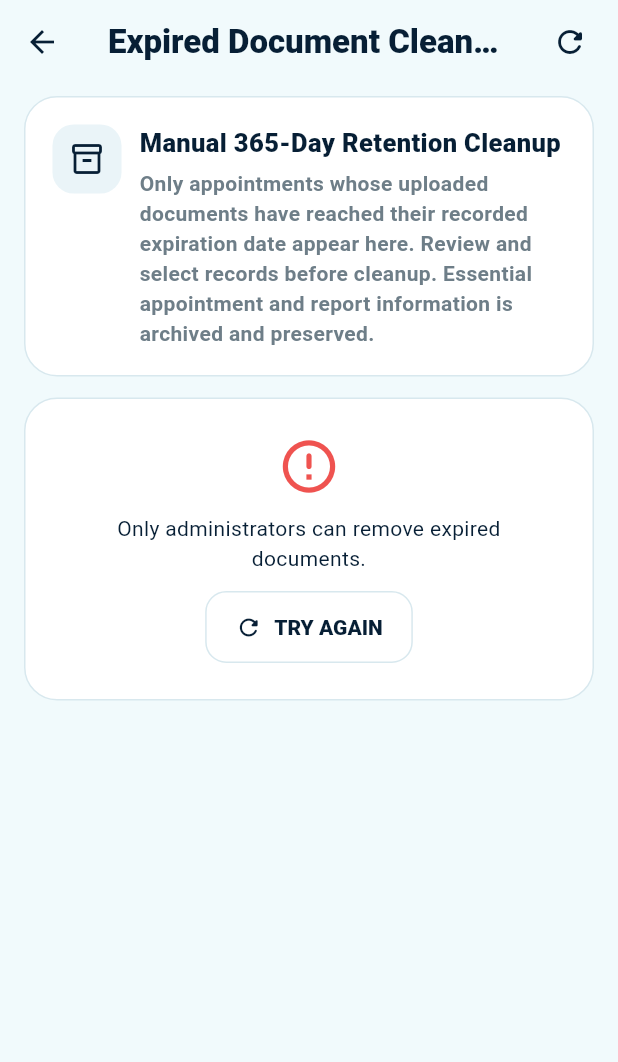
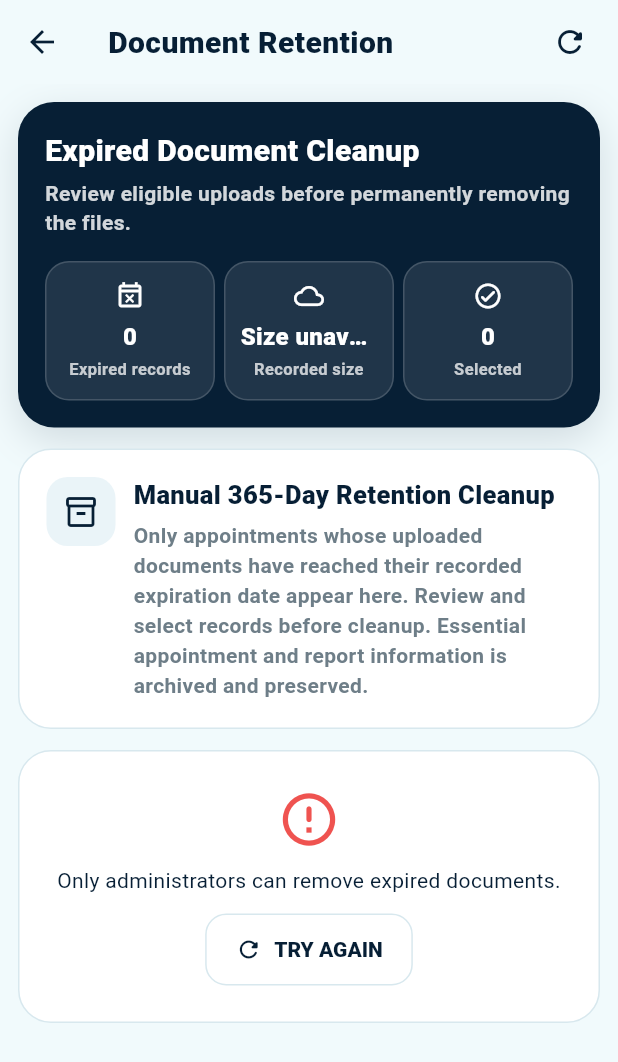
Before and after one commit to jastin213/Queue_Tracking_App, a Flutter app: the DocumentCleanupPage screen opened directly, on a phone screen of 412 x 824 dp. Shown: the top 1062 px of the screen. Run offline on Flutter 3.47's test engine with Material 3 defaults, Android fonts, the phone set to English and light mode, and no system bars; our stand-ins replace cloud_firestore, file_picker, firebase_auth, firebase_core, firebase_storage, flutter_tts and 5 more; missing offline and left inert: dart:js_interop, google_mlkit_text_recognition; accounts and stored records are empty.

Commit message:
final 6.2

```diff
--- a/lib/screens/document_cleanup.dart
+++ b/lib/screens/document_cleanup.dart
@@ -13,6 +13,7 @@ class DocumentCleanupPage extends StatefulWidget {
 class _DocumentCleanupPageState extends State<DocumentCleanupPage> {
   final DocumentRetentionCleanupService _cleanupService =
       DocumentRetentionCleanupService();
+  final ScrollController _scrollController = ScrollController();
 
   List<ExpiredDocumentCandidate> _candidates = const [];
   final Set<String> _selectedIds = <String>{};
@@ -31,6 +32,12 @@ class _DocumentCleanupPageState extends State<DocumentCleanupPage> {
   void initState() {
     super.initState();
     _loadExpiredDocuments();
+  }
+
+  @override
+  void dispose() {
+    _scrollController.dispose();
+    super.dispose();
   }
 
   Future<void> _loadExpiredDocuments() async {
@@ -403,110 +410,57 @@ class _DocumentCleanupPageState extends State<DocumentCleanupPage> {
     final allSelected =
         _candidates.isNotEmpty && _selectedIds.length == _candidates.length;
 
-    return Theme(
-      data: Theme.of(context).copyWith(
-        scaffoldBackgroundColor: _backgroundColor,
-        appBarTheme: AppBarTheme(
+    return Scaffold(
+      backgroundColor: _backgroundColor,
+      appBar: AppBar(
         backgroundColor: _backgroundColor,
         foregroundColor: _primaryColor,
+        surfaceTintColor: Colors.transparent,
         elevation: 0,
-        ),
-      ),
-      child: Scaffold(
-        appBar: AppBar(
         title: const Text(
-            'Expired Document Cleanup',
+          'Document Retention',
           style: TextStyle(fontWeight: FontWeight.w900),
         ),
         actions: [
           IconButton(
             tooltip: 'Refresh expired documents',
-              onPressed: _isLoading || _isCleaning
-                  ? null
-                  : _loadExpiredDocuments,
+            onPressed: _isLoading || _isCleaning ? null : _loadExpiredDocuments,
             icon: const Icon(Icons.refresh_rounded),
           ),
           const SizedBox(width: 8),
         ],
       ),
       body: SafeArea(child: _buildBody(allSelected)),
-        bottomNavigationBar: _selectedIds.isEmpty
-            ? null
-            : SafeArea(
-                child: Container(
-                  padding: const EdgeInsets.fromLTRB(16, 12, 16, 14),
-                  decoration: BoxDecoration(
-                    color: _cardColor,
-                    border: Border(top: BorderSide(color: _borderColor)),
-                  ),
-                  child: Center(
-                    child: ConstrainedBox(
-                      constraints: const BoxConstraints(maxWidth: 900),
-                      child: Row(
-                        children: [
-                          Expanded(
-                            child: Text(
-                              '${_selectedIds.length} selected • ${_formatBytes(_selectedBytes)}',
-                              style: TextStyle(
-                                color: _primaryColor,
-                                fontWeight: FontWeight.w800,
-                              ),
-                            ),
-                          ),
-                          ElevatedButton.icon(
-                            style: ElevatedButton.styleFrom(
-                              backgroundColor: Colors.red,
-                              foregroundColor: Colors.white,
-                              padding: const EdgeInsets.symmetric(
-                                horizontal: 18,
-                                vertical: 15,
-                              ),
-                            ),
-                            onPressed: _isCleaning ? null : _confirmAndClean,
-                            icon: _isCleaning
-                                ? const SizedBox(
-                                    width: 18,
-                                    height: 18,
-                                    child: CircularProgressIndicator(
-                                      strokeWidth: 2,
-                                      color: Colors.white,
-                                    ),
-                                  )
-                                : const Icon(Icons.delete_sweep_outlined),
-                            label: Text(
-                              _isCleaning ? 'CLEANING...' : 'CLEAN SELECTED',
-                            ),
-                          ),
-                        ],
-                      ),
-                    ),
-                  ),
-                ),
-              ),
-      ),
     );
   }
 
   Widget _buildBody(bool allSelected) {
     return LayoutBuilder(
       builder: (context, constraints) {
-        final horizontalPadding = constraints.maxWidth >= 900 ? 24.0 : 16.0;
+        final wide = constraints.maxWidth >= 720;
+        final horizontalPadding = wide ? 24.0 : 12.0;
         return RefreshIndicator(
           onRefresh: _loadExpiredDocuments,
+          child: Scrollbar(
+            controller: _scrollController,
+            thumbVisibility: wide,
             child: ListView(
+              controller: _scrollController,
               physics: const AlwaysScrollableScrollPhysics(),
               padding: EdgeInsets.fromLTRB(
                 horizontalPadding,
-              8,
+                12,
                 horizontalPadding,
-              28,
+                32,
               ),
               children: [
                 Center(
                   child: ConstrainedBox(
-                  constraints: const BoxConstraints(maxWidth: 900),
+                    constraints: const BoxConstraints(maxWidth: 1040),
                     child: Column(
                       children: [
+                        _buildPageSummary(wide),
+                        const SizedBox(height: 14),
                         _buildSafetyCard(),
                         const SizedBox(height: 14),
                         if (_isLoading)
@@ -517,6 +471,10 @@ class _DocumentCleanupPageState extends State<DocumentCleanupPage> {
                           _buildEmptyCard()
                         else ...[
                           _buildSelectionHeader(allSelected),
+                          if (_selectedIds.isNotEmpty) ...[
+                            const SizedBox(height: 10),
+                            _buildCleanupAction(wide),
+                          ],
                           const SizedBox(height: 10),
                           for (final candidate in _candidates) ...[
                             _buildCandidateCard(candidate),
@@ -541,8 +499,233 @@ class _DocumentCleanupPageState extends State<DocumentCleanupPage> {
                 ),
               ],
             ),
+          ),
         );
       },
+    );
+  }
+
+  Widget _buildPageSummary(bool wide) {
+    final totalBytes = _candidates.fold<int>(
+      0,
+      (total, candidate) => total + candidate.estimatedBytes,
+    );
+
+    final heading = Column(
+      crossAxisAlignment: CrossAxisAlignment.start,
+      children: [
+        Text(
+          'Expired Document Cleanup',
+          style: TextStyle(
+            color: Colors.white,
+            fontSize: wide ? 24 : 20,
+            fontWeight: FontWeight.w900,
+          ),
+        ),
+        const SizedBox(height: 5),
+        Text(
+          'Review eligible uploads before permanently removing the files.',
+          style: TextStyle(
+            color: Colors.white.withValues(alpha: 0.82),
+            height: 1.35,
+            fontWeight: FontWeight.w600,
+          ),
+        ),
+      ],
+    );
+
+    final metrics = <Widget>[
+      _summaryMetric(
+        Icons.event_busy_outlined,
+        _isLoading ? '—' : '${_candidates.length}',
+        'Expired records',
+      ),
+      _summaryMetric(
+        Icons.cloud_outlined,
+        _isLoading ? '—' : _formatBytes(totalBytes),
+        'Recorded size',
+      ),
+      _summaryMetric(
+        Icons.check_circle_outline_rounded,
+        '${_selectedIds.length}',
+        'Selected',
+      ),
+    ];
+
+    return Container(
+      width: double.infinity,
+      padding: EdgeInsets.all(wide ? 22 : 18),
+      decoration: BoxDecoration(
+        color: _primaryColor,
+        borderRadius: BorderRadius.circular(24),
+        boxShadow: [
+          BoxShadow(
+            color: _primaryColor.withValues(alpha: 0.14),
+            blurRadius: 22,
+            offset: const Offset(0, 8),
+          ),
+        ],
+      ),
+      child: wide
+          ? Row(
+              children: [
+                Expanded(flex: 4, child: heading),
+                const SizedBox(width: 24),
+                Expanded(
+                  flex: 6,
+                  child: Row(
+                    children: [
+                      for (var index = 0; index < metrics.length; index++) ...[
+                        Expanded(child: metrics[index]),
+                        if (index != metrics.length - 1)
+                          const SizedBox(width: 8),
+                      ],
+                    ],
+                  ),
+                ),
+              ],
+            )
+          : Column(
+              crossAxisAlignment: CrossAxisAlignment.start,
+              children: [
+                heading,
+                const SizedBox(height: 16),
+                Row(
+                  children: [
+                    for (var index = 0; index < metrics.length; index++) ...[
+                      Expanded(child: metrics[index]),
+                      if (index != metrics.length - 1) const SizedBox(width: 6),
+                    ],
+                  ],
+                ),
+              ],
+            ),
+    );
+  }
+
+  Widget _summaryMetric(IconData icon, String value, String label) {
+    return Container(
+      padding: const EdgeInsets.symmetric(horizontal: 10, vertical: 12),
+      decoration: BoxDecoration(
+        color: Colors.white.withValues(alpha: 0.10),
+        borderRadius: BorderRadius.circular(16),
+        border: Border.all(color: Colors.white.withValues(alpha: 0.16)),
+      ),
+      child: Column(
+        children: [
+          Icon(icon, color: Colors.white, size: 20),
+          const SizedBox(height: 6),
+          Text(
+            value,
+            maxLines: 1,
+            overflow: TextOverflow.ellipsis,
+            style: const TextStyle(
+              color: Colors.white,
+              fontSize: 16,
+              fontWeight: FontWeight.w900,
+            ),
+          ),
+          const SizedBox(height: 2),
+          Text(
+            label,
+            maxLines: 1,
+            overflow: TextOverflow.ellipsis,
+            textAlign: TextAlign.center,
+            style: TextStyle(
+              color: Colors.white.withValues(alpha: 0.75),
+              fontSize: 11,
+              fontWeight: FontWeight.w700,
+            ),
+          ),
+        ],
+      ),
+    );
+  }
+
+  Widget _buildCleanupAction(bool wide) {
+    final information = Row(
+      children: [
+        Container(
+          width: 42,
+          height: 42,
+          decoration: BoxDecoration(
+            color: Colors.red.withValues(alpha: 0.10),
+            borderRadius: BorderRadius.circular(13),
+          ),
+          child: const Icon(Icons.delete_sweep_outlined, color: Colors.red),
+        ),
+        const SizedBox(width: 11),
+        Expanded(
+          child: Column(
+            crossAxisAlignment: CrossAxisAlignment.start,
+            children: [
+              Text(
+                '${_selectedIds.length} record${_selectedIds.length == 1 ? '' : 's'} selected',
+                style: TextStyle(
+                  color: _primaryColor,
+                  fontWeight: FontWeight.w900,
+                ),
+              ),
+              const SizedBox(height: 2),
+              Text(
+                '${_formatBytes(_selectedBytes)} of recorded uploads',
+                style: TextStyle(
+                  color: _mutedTextColor,
+                  fontSize: 12.5,
+                  fontWeight: FontWeight.w600,
+                ),
+              ),
+            ],
+          ),
+        ),
+      ],
+    );
+
+    final action = ElevatedButton.icon(
+      style: ElevatedButton.styleFrom(
+        backgroundColor: Colors.red,
+        foregroundColor: Colors.white,
+        disabledBackgroundColor: Colors.red.withValues(alpha: 0.35),
+        padding: const EdgeInsets.symmetric(horizontal: 18, vertical: 16),
+        shape: RoundedRectangleBorder(borderRadius: BorderRadius.circular(14)),
+      ),
+      onPressed: _isCleaning ? null : _confirmAndClean,
+      icon: _isCleaning
+          ? const SizedBox(
+              width: 18,
+              height: 18,
+              child: CircularProgressIndicator(
+                strokeWidth: 2,
+                color: Colors.white,
+              ),
+            )
+          : const Icon(Icons.delete_forever_outlined),
+      label: Text(_isCleaning ? 'CLEANING...' : 'CLEAN SELECTED'),
+    );
+
+    return Container(
+      width: double.infinity,
+      padding: const EdgeInsets.all(14),
+      decoration: BoxDecoration(
+        color: _cardColor,
+        borderRadius: BorderRadius.circular(18),
+        border: Border.all(color: Colors.red.withValues(alpha: 0.28)),
+      ),
+      child: wide
+          ? Row(
+              children: [
+                Expanded(child: information),
+                const SizedBox(width: 16),
+                action,
+              ],
+            )
+          : Column(
+              children: [
+                information,
+                const SizedBox(height: 12),
+                SizedBox(width: double.infinity, child: action),
+              ],
+            ),
     );
   }
 
```
Also changed, not shown: 1 other file. Lines whose indentation alone changed are shown as unchanged.
